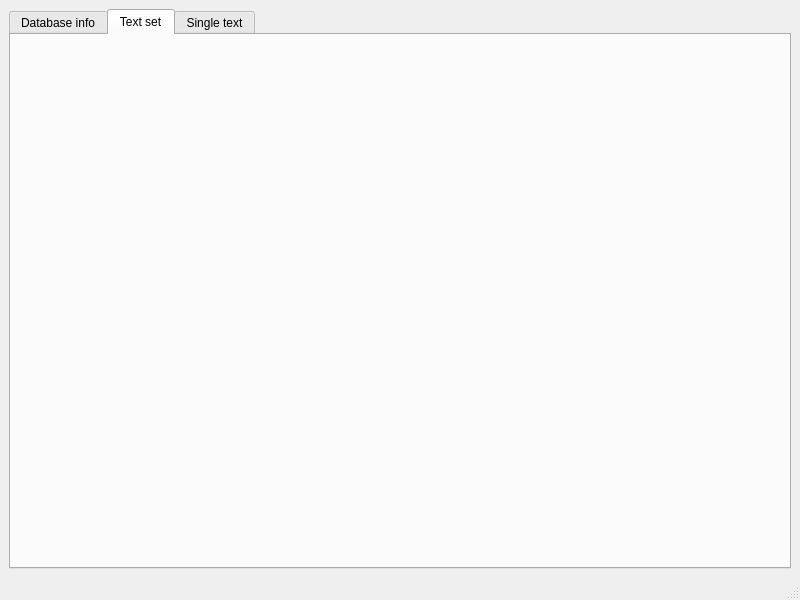
The window that classifier_main.ui (pawelkobojek/NaiveBayesTextClassifier) describes before a commit, drawn with Qt 5.
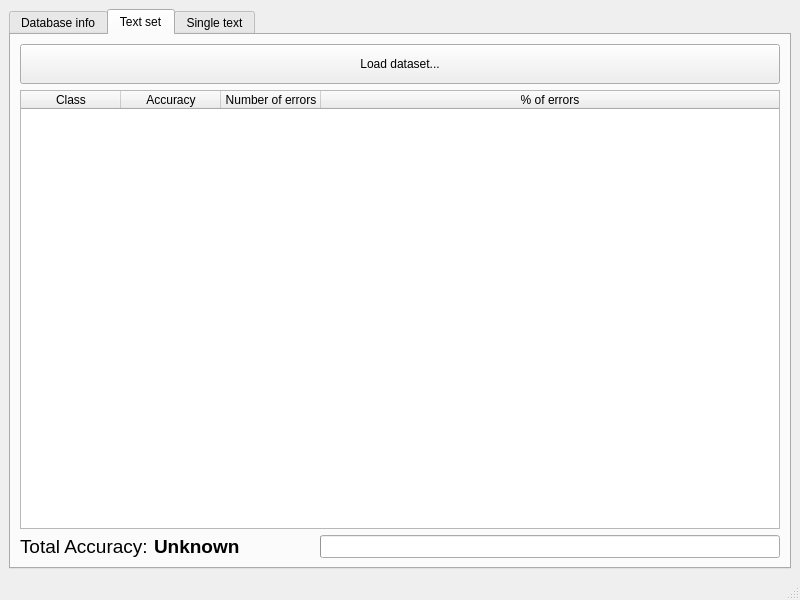
The same window after the commit. The open tabs and pages were chosen to show the change.

Patch:
```diff
--- a/classifier_main.ui
+++ b/classifier_main.ui
@@ -191,8 +191,128 @@
         <string>Text set</string>
        </attribute>
        <layout class="QGridLayout" name="gridLayout_5">
-        <item row="0" column="0">
-         <layout class="QGridLayout" name="gridLayout_4"/>
+        <item row="0" column="1">
+         <widget class="QPushButton" name="pushButton_loadDataset">
+          <property name="minimumSize">
+           <size>
+            <width>0</width>
+            <height>40</height>
+           </size>
+          </property>
+          <property name="text">
+           <string>Load dataset...</string>
+          </property>
+         </widget>
+        </item>
+        <item row="1" column="1">
+         <widget class="QTableWidget" name="tableWidget">
+          <attribute name="horizontalHeaderCascadingSectionResizes">
+           <bool>true</bool>
+          </attribute>
+          <attribute name="horizontalHeaderStretchLastSection">
+           <bool>true</bool>
+          </attribute>
+          <attribute name="verticalHeaderVisible">
+           <bool>false</bool>
+          </attribute>
+          <column>
+           <property name="text">
+            <string>Class</string>
+           </property>
+          </column>
+          <column>
+           <property name="text">
+            <string>Accuracy</string>
+           </property>
+          </column>
+          <column>
+           <property name="text">
+            <string>Number of errors</string>
+           </property>
+          </column>
+          <column>
+           <property name="text">
+            <string>% of errors</string>
+           </property>
+          </column>
+         </widget>
+        </item>
+        <item row="2" column="1">
+         <layout class="QFormLayout" name="formLayout_2">
+          <item row="0" column="0">
+           <layout class="QHBoxLayout" name="horizontalLayout_3">
+            <property name="sizeConstraint">
+             <enum>QLayout::SetDefaultConstraint</enum>
+            </property>
+            <item>
+             <widget class="QLabel" name="label_4">
+              <property name="sizePolicy">
+               <sizepolicy hsizetype="Fixed" vsizetype="Preferred">
+                <horstretch>0</horstretch>
+                <verstretch>0</verstretch>
+               </sizepolicy>
+              </property>
+              <property name="minimumSize">
+               <size>
+                <width>0</width>
+                <height>0</height>
+               </size>
+              </property>
+              <property name="font">
+               <font>
+                <pointsize>14</pointsize>
+               </font>
+              </property>
+              <property name="text">
+               <string>Total Accuracy:</string>
+              </property>
+             </widget>
+            </item>
+            <item>
+             <widget class="QLabel" name="label_totalAccuracy">
+              <property name="sizePolicy">
+               <sizepolicy hsizetype="Fixed" vsizetype="Preferred">
+                <horstretch>0</horstretch>
+                <verstretch>0</verstretch>
+               </sizepolicy>
+              </property>
+              <property name="minimumSize">
+               <size>
+                <width>160</width>
+                <height>0</height>
+               </size>
+              </property>
+              <property name="font">
+               <font>
+                <pointsize>14</pointsize>
+                <weight>75</weight>
+                <bold>true</bold>
+               </font>
+              </property>
+              <property name="text">
+               <string>Unknown</string>
+              </property>
+             </widget>
+            </item>
+           </layout>
+          </item>
+          <item row="0" column="1">
+           <widget class="QProgressBar" name="progressBar_classifier">
+            <property name="sizePolicy">
+             <sizepolicy hsizetype="Expanding" vsizetype="Preferred">
+              <horstretch>0</horstretch>
+              <verstretch>0</verstretch>
+             </sizepolicy>
+            </property>
+            <property name="value">
+             <number>0</number>
+            </property>
+            <property name="textVisible">
+             <bool>false</bool>
+            </property>
+           </widget>
+          </item>
+         </layout>
         </item>
        </layout>
       </widget>
```
Left out of the diff: 4 changed lines with no effect on the pictures.
